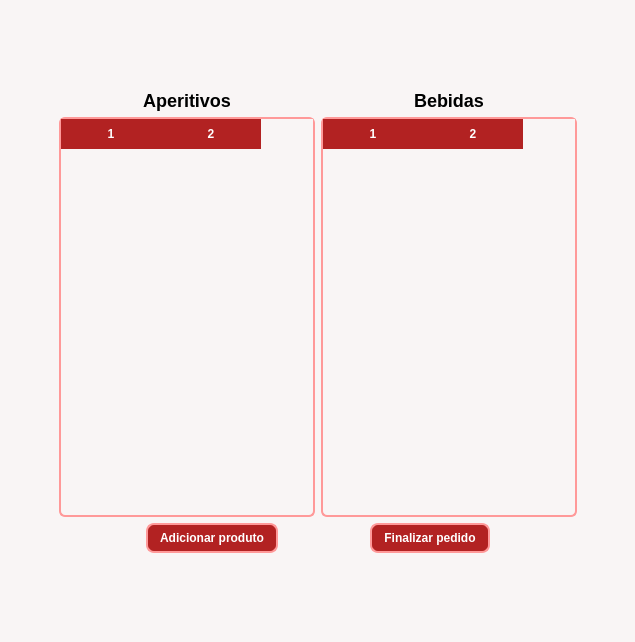
Qt form telacardapio.ui (JaianeEvilasio/Barzinho_C-) before a commit.
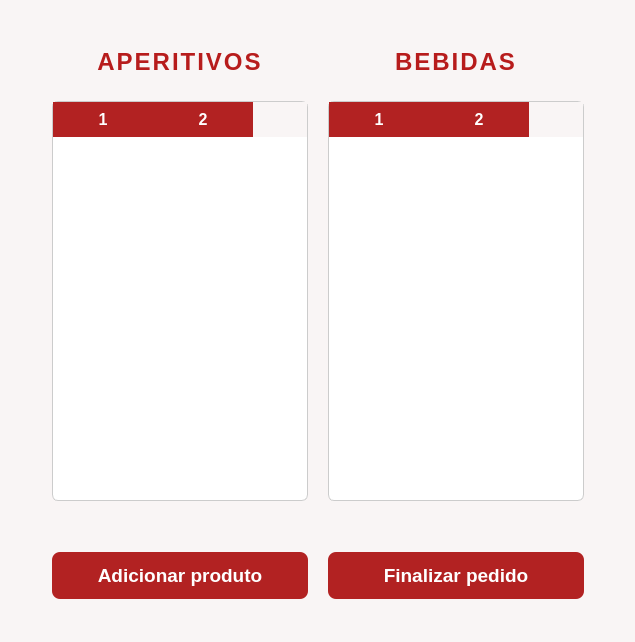
The same form after that commit.

Commit message: finalizando estilização da telacardapio + mudando logica de implementação dos metodos no .cpp

```diff
--- a/telacardapio.ui
+++ b/telacardapio.ui
@@ -16,22 +16,23 @@
   <property name="styleSheet">
    <string notr="true">QWidget {
 	background-color: rgb(249, 245, 245);
-	font: 14pt &quot;Segoe UI&quot;;
+	font: 12pt &quot;Segoe UI&quot;;
 }
 
 QLabel {
-	font-weight: bold;
-	font-size: 18px;
-	color: black;
+	font-size: 14pt;
+	color:  black;
+padding: 5px;
 }
 
 QPushButton {
 	background-color: rgb(178, 34, 34);
 	color: white;
-	border: 2px solid #ff9999;
+	border: none;
 	border-radius: 8px;
-	padding: 6px 12px;
+	padding: 12px 25px;
 	font-weight: bold;
+font-size: 14pt;
 }
 
 QPushButton:hover {
@@ -43,9 +44,10 @@
 }
 
 QTableWidget {
-	color: rgb(59, 0, 0);
-gridline-color: rgb(178, 34, 34);
-border: 2px solid #ff9999;
+background-color: white;
+	color: #333;
+gridline-color: #eee;
+border: 1px solid #ccc;
 alternate-background-color: rgb(247, 247, 247);
 selection-background-color: rgb(255, 229, 229);
 selection-color: black;
@@ -56,15 +58,22 @@
 background-color: rgb(178, 34, 34);
 color: white;
 font-weight: bold;
+font-size: 12pt;
 padding: 6px;
 border: none;
 }
 
 QScrollBar:vertical {
 border: none;
-background: rgb(102, 0, 0);
+background: #f0f0f0;
 width: 10px;
 margin: 0px;
+}
+
+QScrollBar::handle:vertical {
+background: #ccc;
+min-height: 20px;
+border-radius: 5px;
 }</string>
   </property>
   <layout class="QVBoxLayout" name="verticalLayout_2">
@@ -83,21 +92,11 @@
    </item>
    <item>
     <layout class="QGridLayout" name="gridLayout_2">
-     <item row="6" column="2" colspan="2">
+     <property name="spacing">
+      <number>20</number>
+     </property>
+     <item row="7" column="2" colspan="2">
       <layout class="QHBoxLayout" name="horizontalLayout_3">
-       <item>
-        <spacer name="horizontalSpacer_4">
-         <property name="orientation">
-          <enum>Qt::Orientation::Horizontal</enum>
-         </property>
-         <property name="sizeHint" stdset="0">
-          <size>
-           <width>40</width>
-           <height>20</height>
-          </size>
-         </property>
-        </spacer>
-       </item>
        <item>
         <widget class="QPushButton" name="botaoAdicionar">
          <property name="text">
@@ -105,19 +104,6 @@
          </property>
         </widget>
        </item>
-       <item>
-        <spacer name="horizontalSpacer_3">
-         <property name="orientation">
-          <enum>Qt::Orientation::Horizontal</enum>
-         </property>
-         <property name="sizeHint" stdset="0">
-          <size>
-           <width>40</width>
-           <height>20</height>
-          </size>
-         </property>
-        </spacer>
-       </item>
        <item>
         <widget class="QPushButton" name="botaoFinalizar">
          <property name="text">
@@ -125,23 +111,39 @@
          </property>
         </widget>
        </item>
-       <item>
-        <spacer name="horizontalSpacer_5">
-         <property name="orientation">
-          <enum>Qt::Orientation::Horizontal</enum>
-         </property>
-         <property name="sizeHint" stdset="0">
-          <size>
-           <width>40</width>
-           <height>20</height>
-          </size>
-         </property>
-        </spacer>
-       </item>
       </layout>
      </item>
-     <item row="2" column="2">
-      <widget class="QTableWidget" name="tabelaAperitivos">
+     <item row="0" column="2">
+      <widget class="QLabel" name="label">
+       <property name="styleSheet">
+        <string notr="true">font-size: 24px;
+font-weight: bold;
+color: rgb(183, 28, 28);
+letter-spacing: 2px;</string>
+       </property>
+       <property name="text">
+        <string>APERITIVOS</string>
+       </property>
+       <property name="alignment">
+        <set>Qt::AlignmentFlag::AlignCenter</set>
+       </property>
+      </widget>
+     </item>
+     <item row="1" column="1">
+      <spacer name="horizontalSpacer_3">
+       <property name="orientation">
+        <enum>Qt::Orientation::Horizontal</enum>
+       </property>
+       <property name="sizeHint" stdset="0">
+        <size>
+         <width>40</width>
+         <height>20</height>
+        </size>
+       </property>
+      </spacer>
+     </item>
+     <item row="1" column="3">
+      <widget class="QTableWidget" name="tabelaBebidas">
        <property name="sizePolicy">
         <sizepolicy hsizetype="Expanding" vsizetype="Expanding">
          <horstretch>0</horstretch>
@@ -169,24 +171,30 @@
        <property name="columnCount">
         <number>2</number>
        </property>
+       <attribute name="verticalHeaderVisible">
+        <bool>false</bool>
+       </attribute>
        <column/>
        <column/>
       </widget>
      </item>
-     <item row="2" column="0">
-      <spacer name="horizontalSpacer">
-       <property name="orientation">
-        <enum>Qt::Orientation::Horizontal</enum>
+     <item row="0" column="3">
+      <widget class="QLabel" name="label_2">
+       <property name="styleSheet">
+        <string notr="true">font-size: 24px;
+font-weight: bold;
+color: rgb(183, 28, 28);
+letter-spacing: 2px;</string>
        </property>
-       <property name="sizeHint" stdset="0">
-        <size>
-         <width>40</width>
-         <height>20</height>
-        </size>
+       <property name="text">
+        <string>BEBIDAS</string>
        </property>
-      </spacer>
+       <property name="alignment">
+        <set>Qt::AlignmentFlag::AlignCenter</set>
+       </property>
+      </widget>
      </item>
-     <item row="2" column="4">
+     <item row="1" column="4">
       <spacer name="horizontalSpacer_2">
        <property name="orientation">
         <enum>Qt::Orientation::Horizontal</enum>
@@ -200,17 +208,7 @@
       </spacer>
      </item>
      <item row="1" column="2">
-      <widget class="QLabel" name="label_2">
-       <property name="text">
-        <string>Aperitivos</string>
-       </property>
-       <property name="alignment">
-        <set>Qt::AlignmentFlag::AlignCenter</set>
-       </property>
-      </widget>
-     </item>
-     <item row="2" column="3">
-      <widget class="QTableWidget" name="tabelaBebidas">
+      <widget class="QTableWidget" name="tabelaAperitivos">
        <property name="sizePolicy">
         <sizepolicy hsizetype="Expanding" vsizetype="Expanding">
          <horstretch>0</horstretch>
@@ -238,19 +236,25 @@
        <property name="columnCount">
         <number>2</number>
        </property>
+       <attribute name="verticalHeaderVisible">
+        <bool>false</bool>
+       </attribute>
        <column/>
        <column/>
       </widget>
      </item>
-     <item row="1" column="3">
-      <widget class="QLabel" name="label">
-       <property name="text">
-        <string>Bebidas</string>
+     <item row="6" column="2">
+      <spacer name="verticalSpacer_3">
+       <property name="orientation">
+        <enum>Qt::Orientation::Vertical</enum>
        </property>
-       <property name="alignment">
-        <set>Qt::AlignmentFlag::AlignCenter</set>
+       <property name="sizeHint" stdset="0">
+        <size>
+         <width>20</width>
+         <height>40</height>
+        </size>
        </property>
-      </widget>
+      </spacer>
      </item>
     </layout>
    </item>
```
Left out of the diff: 4 changed lines with no effect on the pictures. The commit also changes 2 other files.
